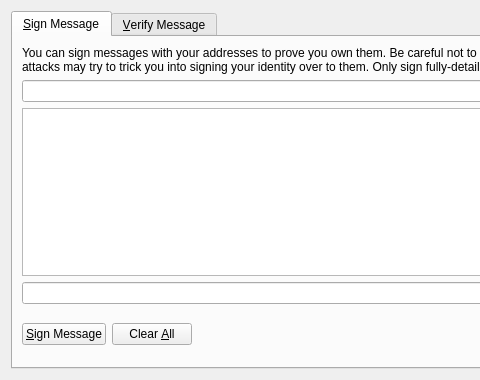
This is src/qt/forms/signverifymessagedialog.ui in Applecoin/Applecoin-Chinese-Client-Source as Qt 5 draws it before an edit; both pictures show x 0 to 480 and y 0 to 380 of the 700 by 380 pixel window. The edited form follows.
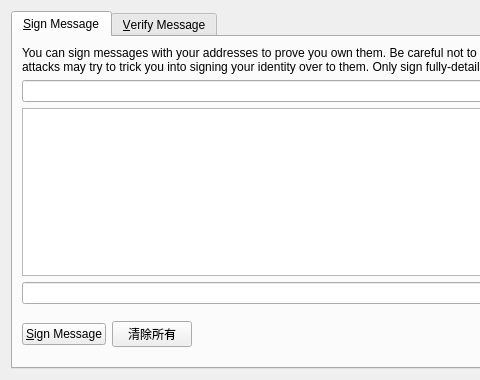
This is the edited form. Icons and pictures are not drawn. Custom widgets are drawn as their Qt base class.

What changed in the file:
```diff
--- a/src/qt/forms/signverifymessagedialog.ui
+++ b/src/qt/forms/signverifymessagedialog.ui
@@ -165,7 +165,7 @@
             <string>Reset all sign message fields</string>
            </property>
            <property name="text">
-            <string>Clear &amp;All</string>
+            <string>清除所有</string>
            </property>
            <property name="icon">
             <iconset resource="../bitcoin.qrc">
```
Left out of the diff: 2 changed lines with no effect on the pictures.
